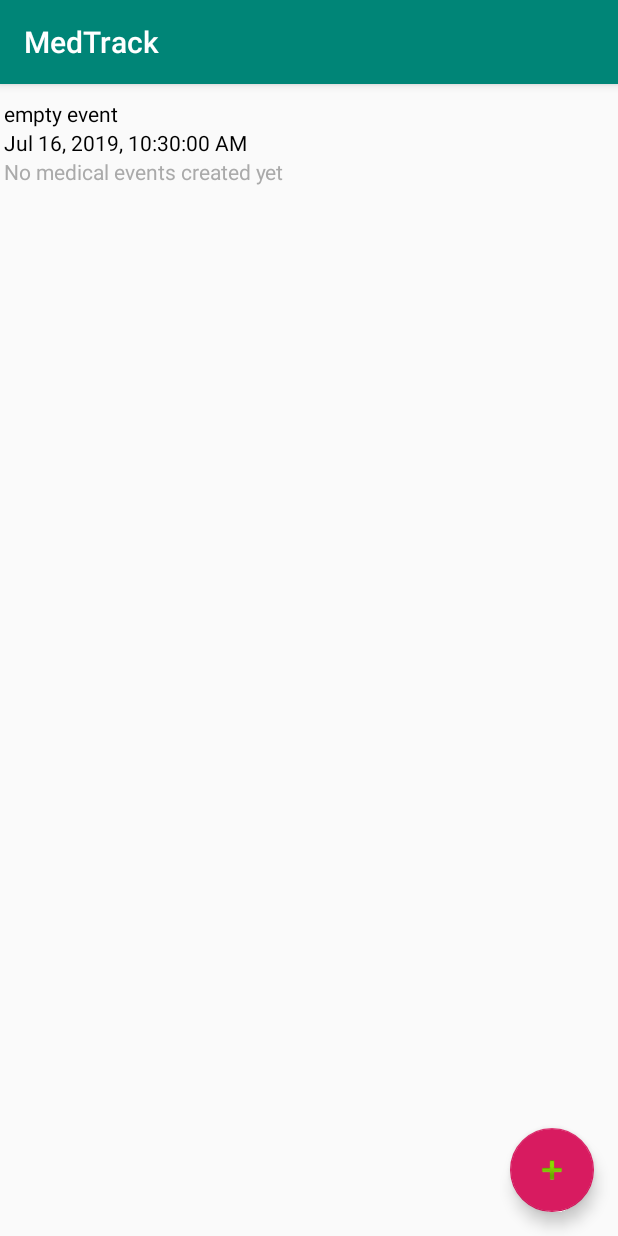
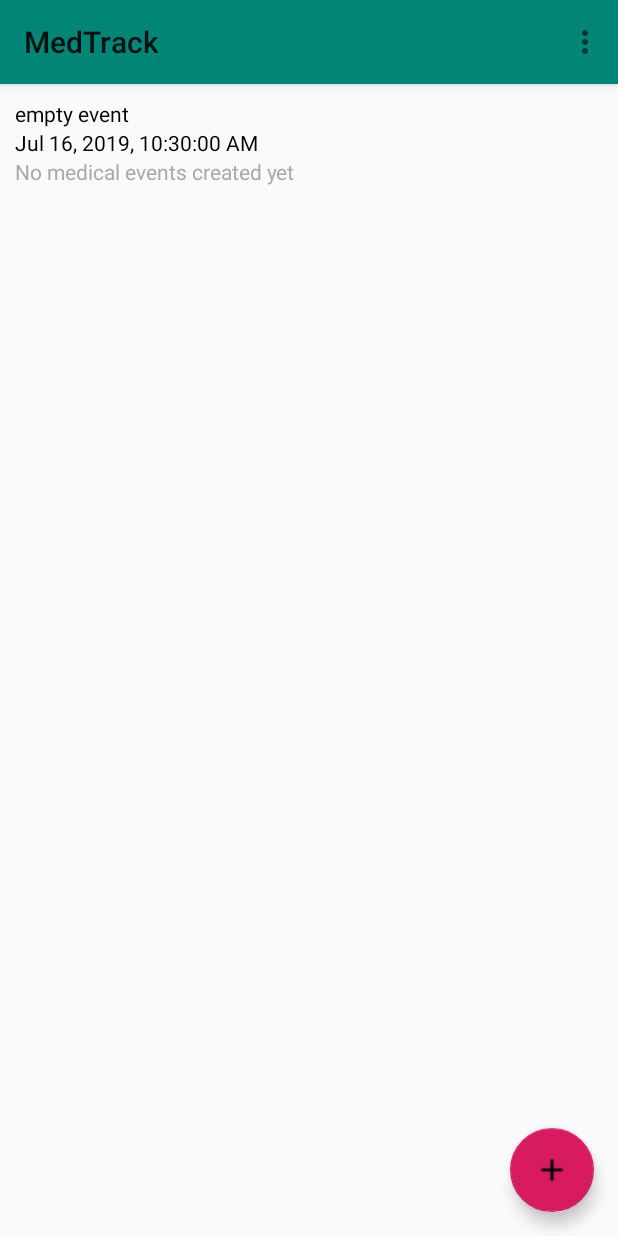
Before and after one commit to rbridges12/MedTracker, an Android app: the screen it shows after launch (MainActivity), on a phone screen of 412 x 824 dp. Run offline under Robolectric (Android 15) with nearby library versions, the phone set to English and light mode, and no system bars.

Commit message:
Switched to template for a basic app with toolbar, added some xml for styling etc, change image on fab

```diff
--- a/app/src/main/AndroidManifest.xml
+++ b/app/src/main/AndroidManifest.xml
@@ -9,7 +9,10 @@
         android:roundIcon="@mipmap/ic_launcher_round"
         android:supportsRtl="true"
         android:theme="@style/AppTheme">
-        <activity android:name=".MainActivity">
+        <activity
+            android:name=".MainActivity"
+            android:label="@string/app_name"
+            android:theme="@style/AppTheme.NoActionBar">
             <intent-filter>
                 <action android:name="android.intent.action.MAIN" />
 
--- a/app/src/main/java/com/example/medtrack/MainActivity.java
+++ b/app/src/main/java/com/example/medtrack/MainActivity.java
@@ -4,24 +4,29 @@ import android.support.design.widget.FloatingActionButton;
 import android.support.design.widget.Snackbar;
 import android.support.v7.app.AppCompatActivity;
 import android.os.Bundle;
+import android.support.v7.widget.Toolbar;
+import android.view.Menu;
+import android.view.MenuItem;
 import android.view.View;
 import android.widget.ListView;
 
 import java.util.ArrayList;
 import java.util.Date;
-import java.util.List;
 
 public class MainActivity extends AppCompatActivity {
 
     private ArrayList<Event> events;
     private ListView eventList;
     private FloatingActionButton createEventButton;
+    //private Toolbar toolbar;
 
     @Override
     protected void onCreate(Bundle savedInstanceState) {
         super.onCreate(savedInstanceState);
         setContentView(R.layout.activity_main);
 
+        Toolbar toolbar = findViewById(R.id.toolbar);
+        setSupportActionBar(toolbar);
         eventList = findViewById(R.id.event_list);
         createEventButton = findViewById(R.id.add_event_button);
 
@@ -38,4 +43,26 @@ public class MainActivity extends AppCompatActivity {
             }
         });
     }
+
+    @Override
+    public boolean onCreateOptionsMenu(Menu menu) {
+        // Inflate the menu; this adds items to the action bar if it is present.
+        getMenuInflater().inflate(R.menu.menu_main, menu);
+        return true;
+    }
+
+    @Override
+    public boolean onOptionsItemSelected(MenuItem item) {
+        // Handle action bar item clicks here. The action bar will
+        // automatically handle clicks on the Home/Up button, so long
+        // as you specify a parent activity in AndroidManifest.xml.
+        int id = item.getItemId();
+
+        //noinspection SimplifiableIfStatement
+        if (id == R.id.action_settings) {
+            return true;
+        }
+
+        return super.onOptionsItemSelected(item);
+    }
 }
--- a/app/src/main/res/layout/activity_main.xml
+++ b/app/src/main/res/layout/activity_main.xml
@@ -1,33 +1,31 @@
 <?xml version="1.0" encoding="utf-8"?>
-<android.support.constraint.ConstraintLayout xmlns:android="http://schemas.android.com/apk/res/android"
+<android.support.design.widget.CoordinatorLayout xmlns:android="http://schemas.android.com/apk/res/android"
 xmlns:app="http://schemas.android.com/apk/res-auto"
 xmlns:tools="http://schemas.android.com/tools"
 android:layout_width="match_parent"
 android:layout_height="match_parent"
 tools:context=".MainActivity">
 
-    <ListView
-        android:id="@+id/event_list"
-        android:layout_width="wrap_content"
-        android:layout_height="wrap_content"
-        android:layout_marginEnd="8dp"
-        android:layout_marginRight="8dp"
-        app:layout_constraintBottom_toBottomOf="parent"
-        app:layout_constraintEnd_toEndOf="parent"
-        app:layout_constraintHorizontal_bias="1.0"
-        app:layout_constraintStart_toStartOf="parent"
-        app:layout_constraintTop_toTopOf="parent"
-        app:layout_constraintVertical_bias="0.0" />
+<android.support.design.widget.AppBarLayout
+    android:layout_width="match_parent"
+    android:layout_height="wrap_content">
+
+    <android.support.v7.widget.Toolbar
+        android:id="@+id/toolbar"
+        android:layout_width="match_parent"
+        android:layout_height="?attr/actionBarSize"
+        android:background="?attr/colorPrimary" />
+
+</android.support.design.widget.AppBarLayout>
+
+<include layout="@layout/content_main" />
 
 <android.support.design.widget.FloatingActionButton
     android:id="@+id/add_event_button"
     android:layout_width="wrap_content"
     android:layout_height="wrap_content"
-        app:layout_constraintEnd_toEndOf="parent"
-        app:layout_constraintBottom_toBottomOf="parent"
-        android:layout_margin="16dp"
-        android:padding="10dp"
-        app:srcCompat="@android:drawable/ic_input_add"/>
+    android:layout_gravity="bottom|end"
+    android:layout_margin="@dimen/fab_margin"
+    app:srcCompat="@drawable/baseline_add_black_18dp" />
 
-
-</android.support.constraint.ConstraintLayout>
+</android.support.design.widget.CoordinatorLayout>
--- /dev/null
+++ b/app/src/main/res/layout/content_main.xml
@@ -0,0 +1,24 @@
+<?xml version="1.0" encoding="utf-8"?>
+<android.support.constraint.ConstraintLayout xmlns:android="http://schemas.android.com/apk/res/android"
+xmlns:app="http://schemas.android.com/apk/res-auto"
+xmlns:tools="http://schemas.android.com/tools"
+android:layout_width="match_parent"
+android:layout_height="match_parent"
+app:layout_behavior="@string/appbar_scrolling_view_behavior"
+tools:context=".MainActivity"
+tools:showIn="@layout/activity_main">
+
+    <ListView
+        android:id="@+id/event_list"
+        android:layout_width="wrap_content"
+        android:layout_height="wrap_content"
+        android:layout_marginEnd="8dp"
+        android:layout_marginRight="8dp"
+        app:layout_constraintBottom_toBottomOf="parent"
+        app:layout_constraintEnd_toEndOf="parent"
+        app:layout_constraintHorizontal_bias="0.0"
+        app:layout_constraintStart_toStartOf="parent"
+        app:layout_constraintTop_toTopOf="parent"
+        app:layout_constraintVertical_bias="0.0" />
+
+</android.support.constraint.ConstraintLayout>
--- /dev/null
+++ b/app/src/main/res/menu/menu_main.xml
@@ -0,0 +1,10 @@
+<menu xmlns:android="http://schemas.android.com/apk/res/android"
+    xmlns:app="http://schemas.android.com/apk/res-auto"
+    xmlns:tools="http://schemas.android.com/tools"
+    tools:context="com.example.fabtest.MainActivity">
+    <item
+        android:id="@+id/action_settings"
+        android:orderInCategory="100"
+        android:title="@string/action_settings"
+        app:showAsAction="never" />
+</menu>
--- /dev/null
+++ b/app/src/main/res/values/dimens.xml
@@ -0,0 +1,3 @@
+<resources>
+    <dimen name="fab_margin">16dp</dimen>
+</resources>
--- a/app/src/main/res/values/strings.xml
+++ b/app/src/main/res/values/strings.xml
@@ -1,3 +1,4 @@
 <resources>
     <string name="app_name">MedTrack</string>
+    <string name="action_settings">Settings</string>
 </resources>
--- a/app/src/main/res/values/styles.xml
+++ b/app/src/main/res/values/styles.xml
@@ -8,4 +8,13 @@
         <item name="colorAccent">@color/colorAccent</item>
     </style>
 
+    <style name="AppTheme.NoActionBar">
+        <item name="windowActionBar">false</item>
+        <item name="windowNoTitle">true</item>
+    </style>
+
+    <style name="AppTheme.AppBarOverlay" parent="ThemeOverlay.AppCompat.Dark.ActionBar" />
+
+    <style name="AppTheme.PopupOverlay" parent="ThemeOverlay.AppCompat.Light" />
+
 </resources>
```
Also changed, not shown: app/src/main/res/drawable/baseline_add_black_18dp.png (added). Lines whose indentation alone changed are shown as unchanged.
